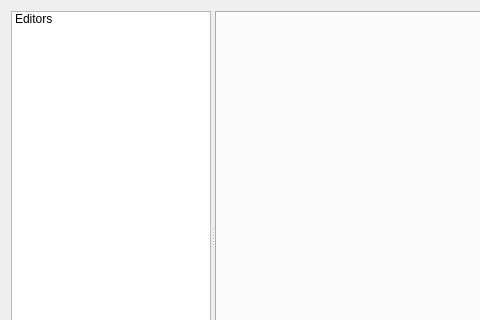
First picture: the form in vclib/render/src/vclib/qt/gui/settings_dialog.ui, repository cnr-isti-vclab/vclib, before the edit; both pictures show x 0 to 480 and y 0 to 320 of the 800 by 500 pixel window.
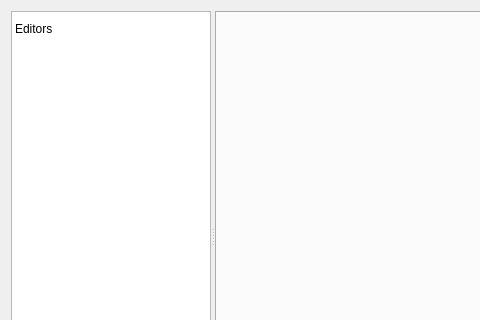
Second picture: the form after the edit.

Commit message: [render] force height in SettingsDialog category list

Patch:
```diff
--- a/vclib/render/src/vclib/qt/gui/settings_dialog.ui
+++ b/vclib/render/src/vclib/qt/gui/settings_dialog.ui
@@ -32,6 +32,9 @@
         <height>16777215</height>
        </size>
       </property>
+      <property name="styleSheet">
+       <string notr="true">QListWidget::item { min-height: 35px; }</string>
+      </property>
       <item>
        <property name="text">
         <string>Editors</string>
```
